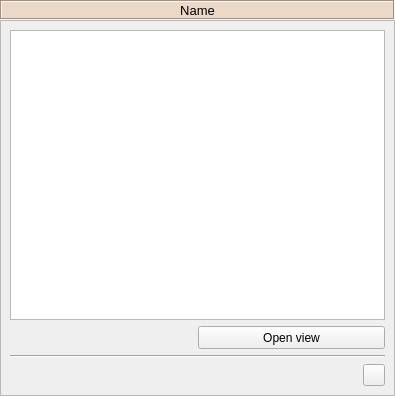
Above: spinetoolbox/project_items/view/ui/view_properties.ui from spine-tools/Spine-Toolbox before the change. Below: the same form after it.
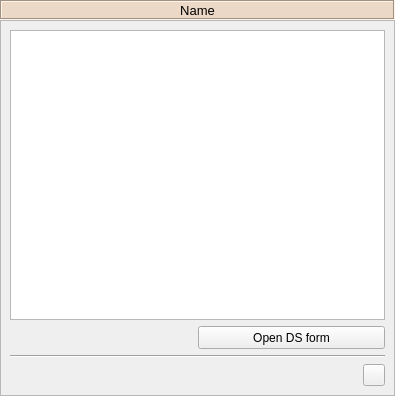
That is the form after the change. Icons and pictures are not drawn. Custom widgets are drawn as their Qt base class.

Commit message:
Manage DataStoreForms within SpineDBManager
It turns out we were creating DataStoreForm instances from several
places: The Data Store item, the View item, and the Export widget
of already open DataStoreForm. It seems worth to centralize it in
SpineDBManager to avoid repeated code.

```diff
--- a/spinetoolbox/project_items/view/ui/view_properties.ui
+++ b/spinetoolbox/project_items/view/ui/view_properties.ui
@@ -169,7 +169,7 @@
             <string>&lt;html&gt;&lt;head/&gt;&lt;body&gt;&lt;p&gt;Open Data store view for selected db references&lt;/p&gt;&lt;/body&gt;&lt;/html&gt;</string>
            </property>
            <property name="text">
-            <string>Open view</string>
+            <string>Open DS form</string>
            </property>
           </widget>
          </item>
```
Left out of the diff: 4 changed lines with no effect on the pictures. The commit also changes 15 other files.
